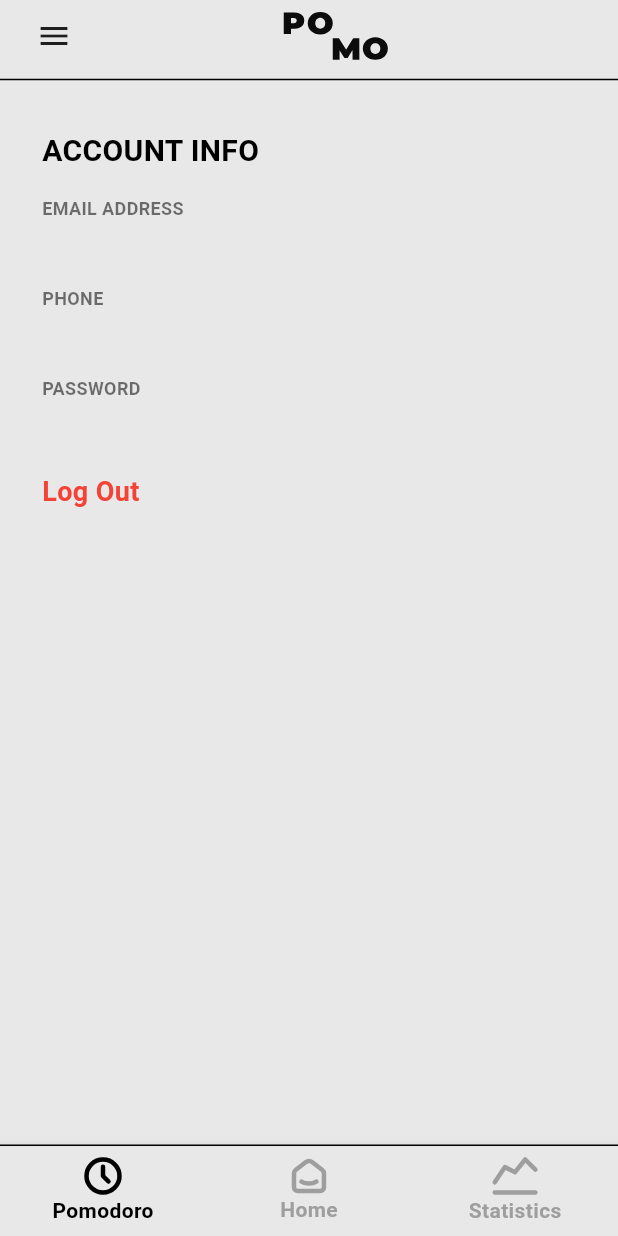
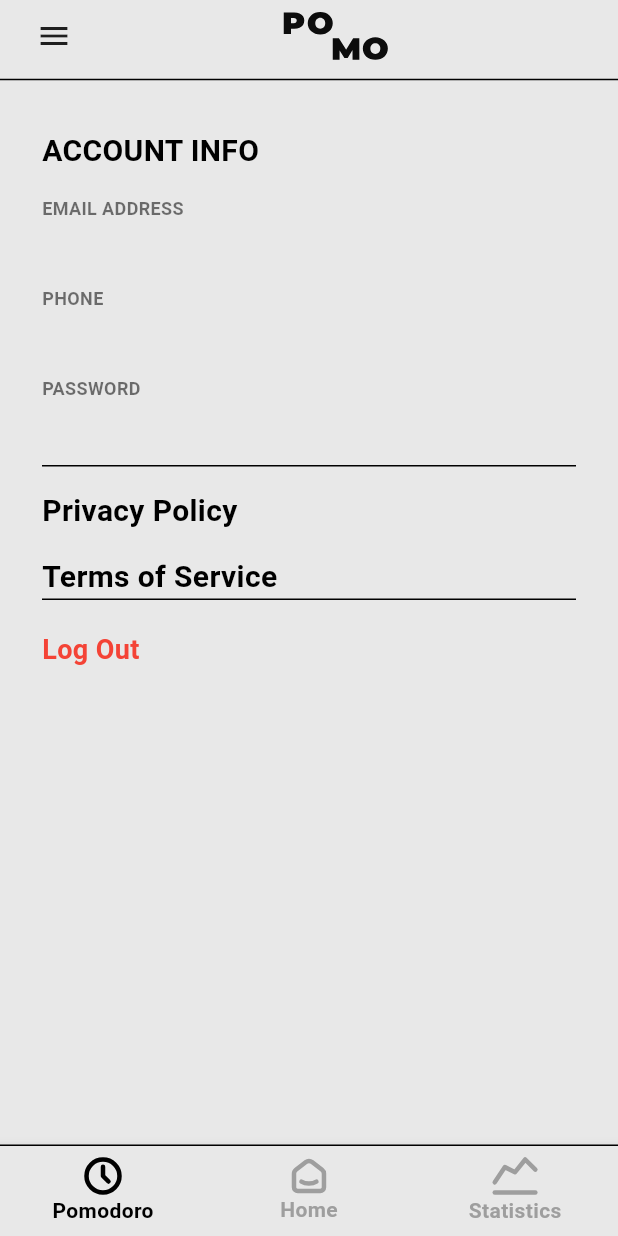
Before and after one commit to gokseennn/flutter_pomodoro_app, a Flutter app: the ProfileScreen screen opened by its route, on a phone screen of 412 x 824 dp. Run offline on Flutter 3.47's test engine with Material 3 defaults, Android fonts, the phone set to English and light mode, and no system bars; our stand-ins replace dio, flutter_local_notifications, flutter_svg, get, google_fonts, permission_handler and 2 more; accounts and stored records are empty; statements that could not run were skipped.

Commit message:
privacy policy

```diff
--- a/lib/common/environment/environment_configs/production_config.dart
+++ b/lib/common/environment/environment_configs/production_config.dart
@@ -2,7 +2,7 @@ import '../i_environment_config.dart';
 
 class ProductionConfig extends IEnvrionmentConfig {
   @override
-  String get apiHost => 'http://128.0.1.233:8080';
+  String get apiHost => 'https://ahmetgoksenakyildiz.software';
   @override
-  String get host => 'http://128.0.1.233:8080';
+  String get host => 'https://ahmetgoksenakyildiz.software';
 }
--- a/lib/user-ms/profile/view/profile_screen.dart
+++ b/lib/user-ms/profile/view/profile_screen.dart
@@ -1,6 +1,7 @@
 import 'package:flutter/material.dart';
 import 'package:pomodoro_app/common/common_screen.dart';
 import 'package:pomodoro_app/user-ms/profile/controller/profile_controller.dart';
+import 'package:url_launcher/url_launcher.dart';
 
 class ProfileScreen extends StatelessWidget {
   const ProfileScreen({super.key});
@@ -38,6 +39,48 @@ class ProfileScreen extends StatelessWidget {
                   _buildAccountDetailRow(
                     'Password',
                     controller.user.password,
+                  ),
+                  const SizedBox(height: 15),
+                  Container(
+                    width: double.infinity,
+                    height: 1,
+                    color: Colors.black,
+                  ),
+                  const SizedBox(height: 15),
+
+                  InkWell(
+                    onTap: () {
+                      launchUrl(Uri.parse(
+                          "https://akyildizsoftware.xyz/privacy-policy.html"));
+                    },
+                    child: const Text(
+                      'Privacy Policy',
+                      style: TextStyle(
+                        fontSize: 20,
+                        fontWeight: FontWeight.bold,
+                        color: Colors.black,
+                      ),
+                    ),
+                  ),
+                  const SizedBox(height: 15),
+                  InkWell(
+                    onTap: () {
+                      launchUrl(Uri.parse(
+                          "https://akyildizsoftware.xyz/terms-of-service.html"));
+                    },
+                    child: const Text(
+                      'Terms of Service',
+                      style: TextStyle(
+                        fontSize: 20,
+                        fontWeight: FontWeight.bold,
+                        color: Colors.black,
+                      ),
+                    ),
+                  ),
+                  Container(
+                    width: double.infinity,
+                    height: 1,
+                    color: Colors.black,
                   ),
                   // const SizedBox(height: 20),
                   // const SizedBox(height: 40),
--- a/pubspec.yaml
+++ b/pubspec.yaml
@@ -48,6 +48,7 @@ dependencies:
   flutter_local_notifications: ^17.2.2
   permission_handler: ^11.3.1
   redacted: ^1.0.12
+  url_launcher: ^6.3.0
 
 
 dev_dependencies:
```
Also changed, not shown: pubspec.lock, 6 other files.
